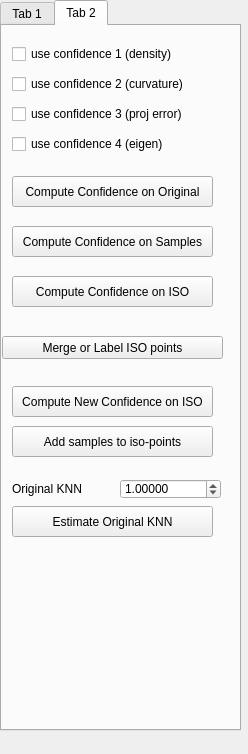
sunwaylive/quality-driven-poisson-guided-autoscanning, file Point Cloud/UI/poisson_para.ui: the form before one commit.
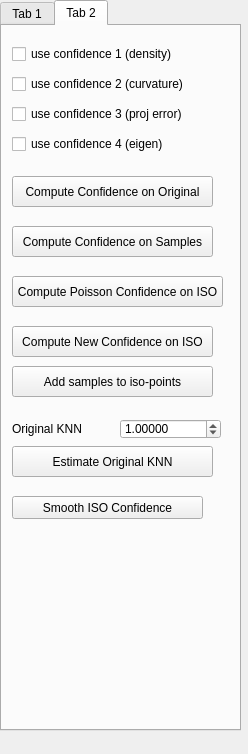
The form after the commit. The open tabs and pages were chosen to show the change.

Commit message: change smoothing ISO confidence

Diff of the .ui file:
```diff
--- a/Point Cloud/UI/poisson_para.ui
+++ b/Point Cloud/UI/poisson_para.ui
@@ -426,32 +426,19 @@
       <rect>
        <x>10</x>
        <y>250</y>
-       <width>201</width>
+       <width>211</width>
        <height>31</height>
       </rect>
      </property>
      <property name="text">
-      <string>Compute Confidence on ISO</string>
-     </property>
-    </widget>
-    <widget class="QPushButton" name="pushButton_label_iso_points">
-     <property name="geometry">
-      <rect>
-       <x>0</x>
-       <y>310</y>
-       <width>221</width>
-       <height>23</height>
-      </rect>
-     </property>
-     <property name="text">
-      <string>Merge or Label ISO points</string>
+      <string>Compute Poisson Confidence on ISO</string>
      </property>
     </widget>
     <widget class="QPushButton" name="pushButton_compute_confidence_iso_new">
      <property name="geometry">
       <rect>
        <x>10</x>
-       <y>360</y>
+       <y>300</y>
        <width>201</width>
        <height>31</height>
       </rect>
@@ -464,7 +451,7 @@
      <property name="geometry">
       <rect>
        <x>10</x>
-       <y>400</y>
+       <y>340</y>
        <width>201</width>
        <height>31</height>
       </rect>
@@ -477,7 +464,7 @@
      <property name="geometry">
       <rect>
        <x>118</x>
-       <y>453</y>
+       <y>393</y>
        <width>101</width>
        <height>20</height>
       </rect>
@@ -502,7 +489,7 @@
      <property name="geometry">
       <rect>
        <x>10</x>
-       <y>450</y>
+       <y>390</y>
        <width>102</width>
        <height>26</height>
       </rect>
@@ -515,7 +502,7 @@
      <property name="geometry">
       <rect>
        <x>10</x>
-       <y>480</y>
+       <y>420</y>
        <width>201</width>
        <height>31</height>
       </rect>
@@ -524,6 +511,19 @@
       <string>Estimate Original KNN</string>
      </property>
     </widget>
+    <widget class="QPushButton" name="pushButton_label_smooth">
+     <property name="geometry">
+      <rect>
+       <x>10</x>
+       <y>470</y>
+       <width>191</width>
+       <height>23</height>
+      </rect>
+     </property>
+     <property name="text">
+      <string>Smooth ISO Confidence</string>
+     </property>
+    </widget>
    </widget>
   </widget>
  </widget>
```
Left out of the diff: 13 changed lines with no effect on the pictures. The commit also changes 2 other files.
